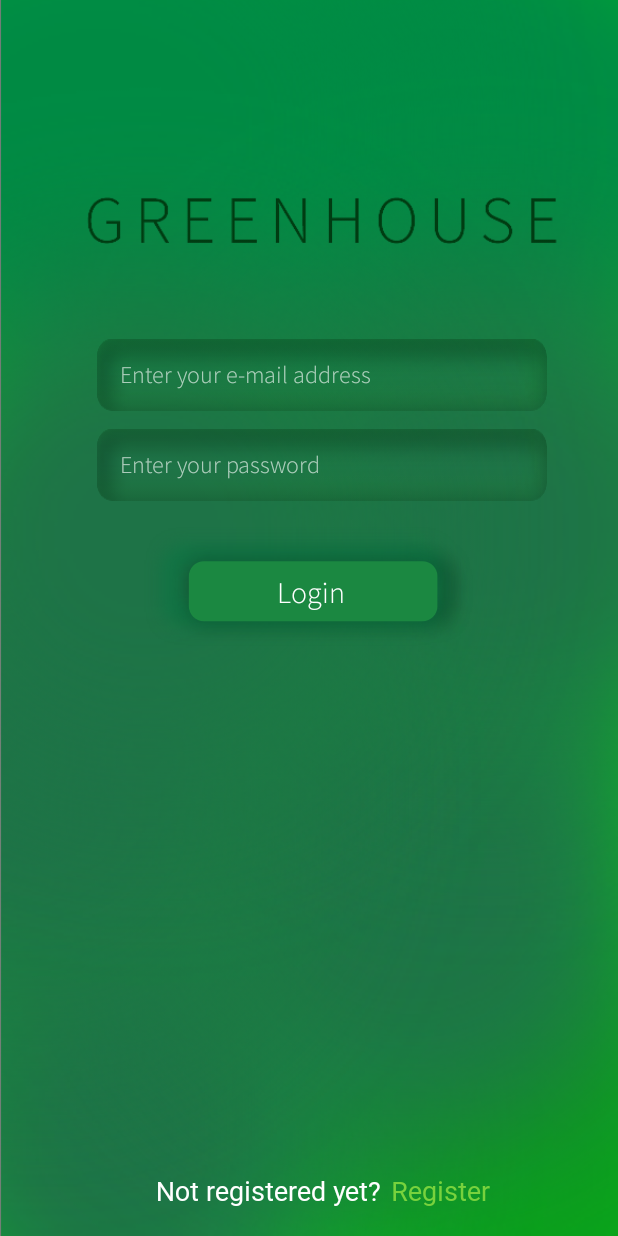
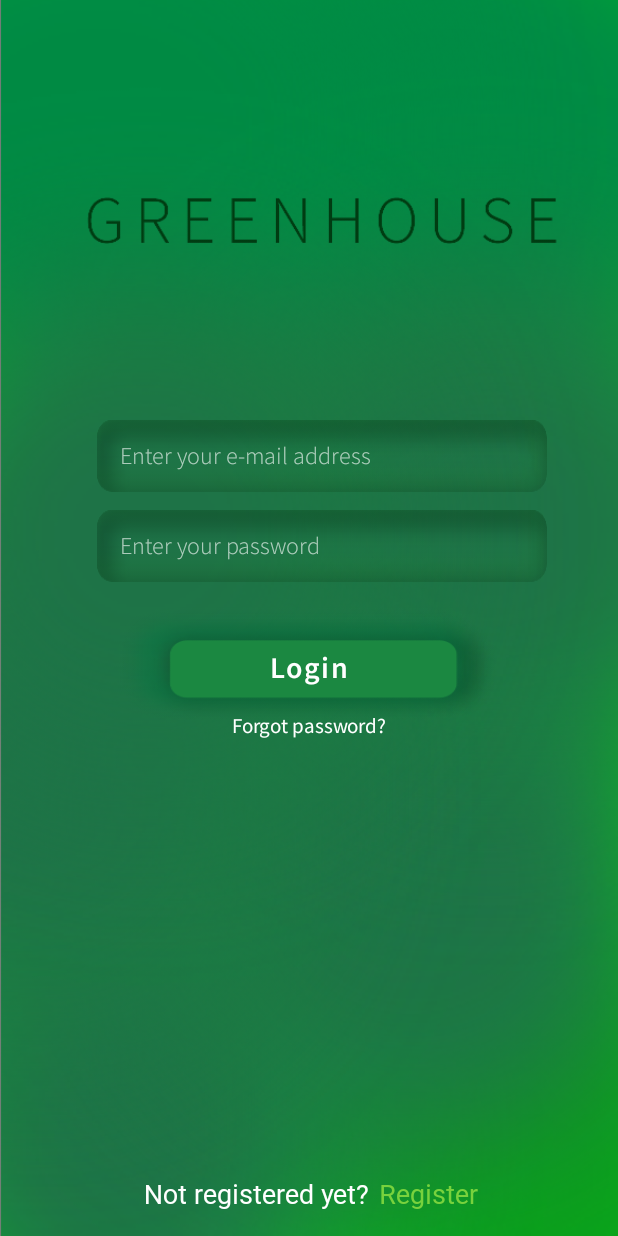
Before and after one commit to breznytomas/SEP4Android, an Android app: the screen it shows after launch (MainActivity), on a phone screen of 412 x 824 dp. Run offline under Robolectric (Android 15) with nearby library versions, the phone set to English and light mode, and no system bars.

Commit message:
Module push.

```diff
--- a/app/src/main/res/layout/activity_main.xml
+++ b/app/src/main/res/layout/activity_main.xml
@@ -25,7 +25,7 @@
         android:id="@+id/emailAddressEditText"
         android:layout_width="300dp"
         android:layout_height="48dp"
-        android:layout_marginTop="50dp"
+        android:layout_marginTop="104dp"
         android:background="@drawable/greenhouse_edit_text"
         android:ems="10"
         android:fontFamily="@font/source_sans_pro_light"
@@ -59,8 +59,8 @@
 
     <ImageView
         android:id="@+id/loginButtonItemView"
-        android:layout_width="wrap_content"
-        android:layout_height="wrap_content"
+        android:layout_width="265dp"
+        android:layout_height="85dp"
         android:layout_marginTop="12dp"
         android:background="@drawable/greenhouse_buton_v2"
         app:layout_constraintEnd_toEndOf="parent"
@@ -69,24 +69,40 @@
         app:layout_constraintTop_toBottomOf="@+id/passwordEditText" />
 
     <TextView
+        android:id="@+id/textView3"
         android:layout_width="wrap_content"
         android:layout_height="wrap_content"
-        android:layout_marginTop="36dp"
-        android:fontFamily="@font/source_sans_pro_light"
+        android:layout_marginTop="32dp"
+        android:fontFamily="@font/source_sans_pro_semi_bold"
+        android:letterSpacing="0.05"
+        android:text="Login"
         android:textColor="@color/white"
-        android:text="Login"
         android:textSize="20sp"
         app:layout_constraintEnd_toEndOf="@+id/loginButtonItemView"
-        app:layout_constraintHorizontal_bias="0.508"
+        app:layout_constraintHorizontal_bias="0.504"
         app:layout_constraintStart_toStartOf="@+id/loginButtonItemView"
         app:layout_constraintTop_toTopOf="@+id/loginButtonItemView" />
+
+    <TextView
+        android:id="@+id/forgotPasswordButtonTextView"
+        android:layout_width="wrap_content"
+        android:layout_height="wrap_content"
+        android:layout_marginTop="16dp"
+        android:fontFamily="@font/source_sans_pro_regular"
+        android:text="Forgot password?"
+        android:textColor="@color/white"
+        android:textSize="14sp"
+        app:layout_constraintEnd_toEndOf="@+id/loginButtonItemView"
+        app:layout_constraintHorizontal_bias="0.506"
+        app:layout_constraintStart_toStartOf="@+id/loginButtonItemView"
+        app:layout_constraintTop_toBottomOf="@+id/textView3" />
 
     <TextView
         android:id="@+id/textView"
         android:layout_width="wrap_content"
         android:layout_height="wrap_content"
-        android:layout_marginStart="104dp"
-        android:layout_marginBottom="18dp"
+        android:layout_marginStart="96dp"
+        android:layout_marginBottom="16dp"
         android:fontFamily="@font/light"
         android:text="Not registered yet?"
         android:textColor="@color/white"
```
Also changed, not shown: app/src/main/res/drawable-hdpi/module_v2.png (added), app/src/main/res/drawable-hdpi/module_v3.png (added), app/src/main/res/drawable-ldpi/module_v2.png (added), app/src/main/res/drawable-ldpi/module_v3.png (added), app/src/main/res/drawable-mdpi/module_v2.png (added), app/src/main/res/drawable-mdpi/module_v3.png (added), app/src/main/res/drawable-xhdpi/module_v2.png (added), app/src/main/res/drawable-xhdpi/module_v4.png (added), app/src/main/res/drawable-xxhdpi/module_v2.png (added), app/src/main/res/drawable-xxhdpi/module_v4.png (added), app/src/main/res/drawable-xxxhdpi/modul_v3.png (added), app/src/main/res/drawable-xxxhdpi/module_v2.png (added), app/src/main/res/drawable-xxxhdpi/module_v4.png (added).
